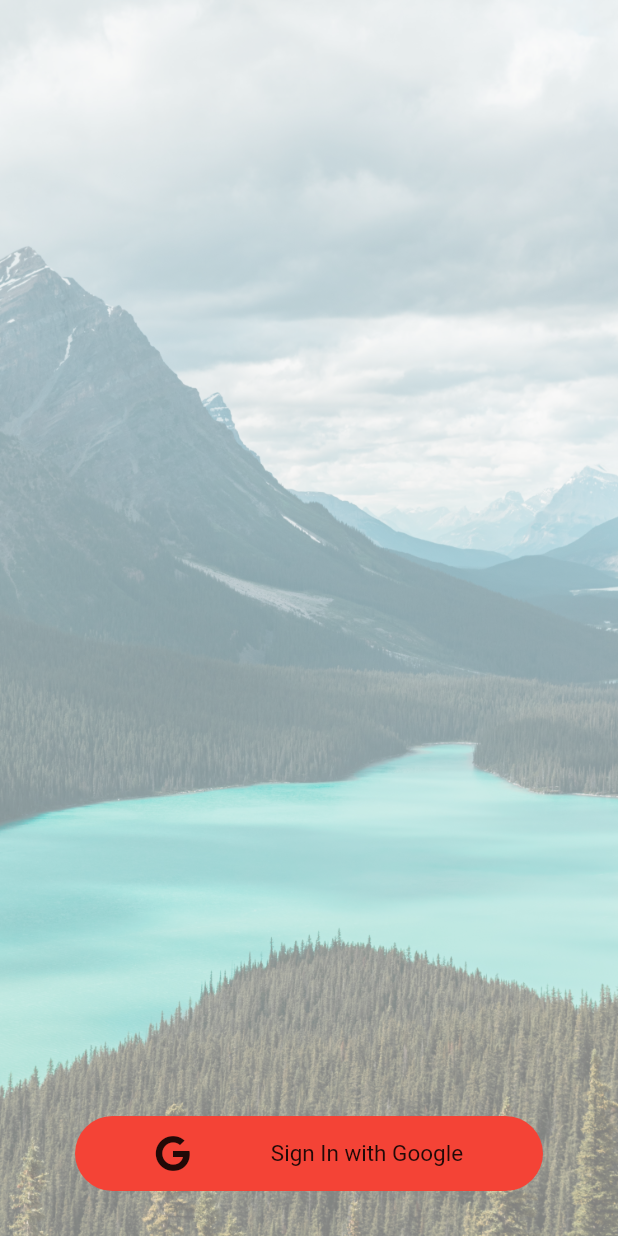
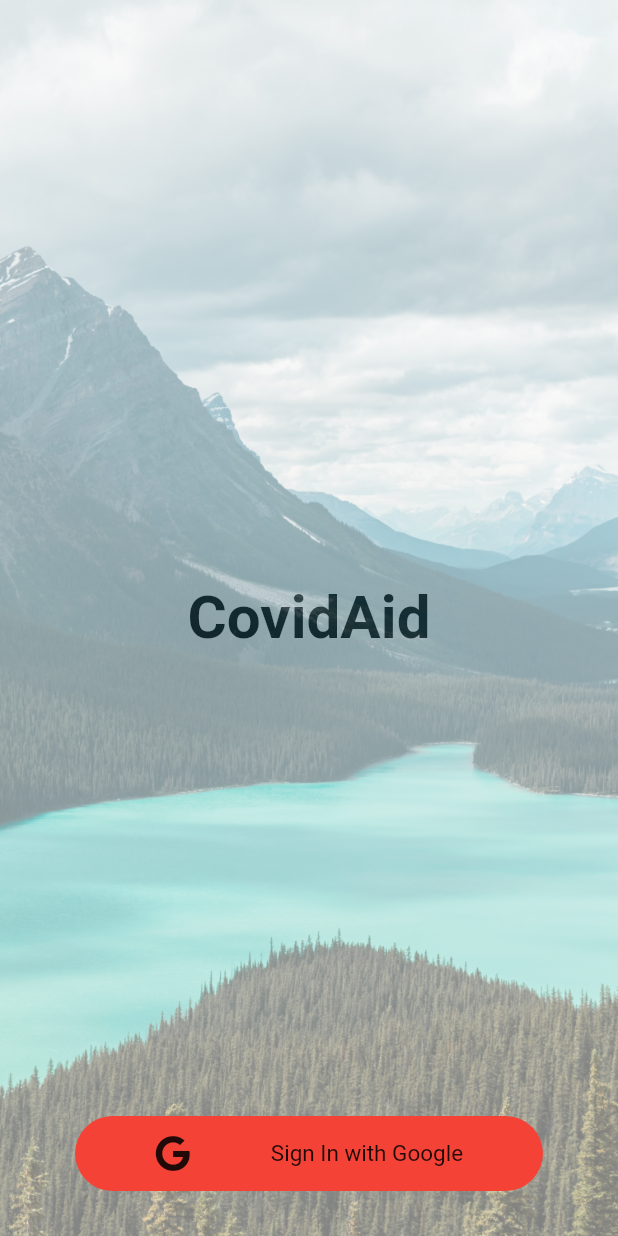
Before and after one commit to Android-Builds/Outliners-Healthcare-DevHacks, a Flutter app: the screen it shows after launch, on a phone screen of 412 x 824 dp. Run offline on Flutter 3.47's test engine with Material 2 defaults, Android fonts, the phone set to English and light mode, and no system bars; our stand-ins replace cloud_firestore, firebase_auth, font_awesome_flutter, google_sign_in, shared_preferences; missing offline and left inert: enum_to_string; accounts and stored records are empty.

```diff
--- a/Code/CovidAid/lib/main.dart
+++ b/Code/CovidAid/lib/main.dart
@@ -1,58 +1,17 @@
 import 'package:CovidAid/pages/google_signin.dart';
 import 'package:CovidAid/pages/home.dart';
-import 'package:firebase_auth/firebase_auth.dart';
 import 'package:flutter/material.dart';
+import 'package:shared_preferences/shared_preferences.dart';
 
-void main() => runApp(MyApp());
-
-class MyApp extends StatelessWidget {
-  @override
-  Widget build(BuildContext context) {
-    return MaterialApp(
-      debugShowCheckedModeBanner: false,
-      theme: ThemeData(
-        primarySwatch: Colors.indigo,
-      ),
-      home: Main()
-    );
-  }
+Future<void> main() async {
+  WidgetsFlutterBinding.ensureInitialized();
+  SharedPreferences prefs = await SharedPreferences.getInstance();
+  var rememberMe = prefs.getBool('rememberMe');
+  print(rememberMe);
+  runApp(MaterialApp(
+    debugShowCheckedModeBanner: false,
+    theme: ThemeData.light(),
+    home: rememberMe == null || rememberMe == false ? SignInScreen() : Homepage()
+    )
+  );
 }
-
-class Main extends StatefulWidget {
-  @override
-  _MainState createState() => _MainState();
-}
-
-class _MainState extends State<Main> {
-
-  final FirebaseAuth _auth = FirebaseAuth.instance;
-
-
-
-  @override
-  void initState() {
-    super.initState();
-  }
-
-  @override
-  Widget build(BuildContext context) {
-
-    // Awesome StreamBuilder
-
-    return StreamBuilder(
-      stream: _auth.onAuthStateChanged,
-      builder: (context, AsyncSnapshot<FirebaseUser> snapshot){
-        if(snapshot.hasData){
-          FirebaseUser user = snapshot.data;
-          if(user!=null){
-            return Homepage();
-          }
-          else{
-            return SignInScreen();
-          }
-        }
-        return SignInScreen();
-      },
-    );
-  }
-}
--- a/Code/CovidAid/lib/pages/google_signin.dart
+++ b/Code/CovidAid/lib/pages/google_signin.dart
@@ -4,6 +4,7 @@ import 'package:firebase_auth/firebase_auth.dart';
 import 'package:flutter/material.dart';
 import 'package:font_awesome_flutter/font_awesome_flutter.dart';
 import 'package:google_sign_in/google_sign_in.dart';
+import 'package:shared_preferences/shared_preferences.dart';
 
 class SignInScreen extends StatefulWidget {
   @override
@@ -34,6 +35,16 @@ class _SignInScreenState extends State<SignInScreen> {
         height: height,
         child: Stack(
           children: <Widget>[
+            Center(
+              child: Text(
+                'CovidAid',
+                style: TextStyle(
+                  fontSize: 40.0,
+                  color: Colors.black,
+                  fontWeight: FontWeight.bold
+                ),
+              ),
+            ),
             Container(
               decoration: BoxDecoration(
                   image: new DecorationImage(image: AssetImage("assets/mian.jpg"),colorFilter: ColorFilter.mode(Colors.black.withOpacity(0.5),
@@ -46,8 +57,10 @@ class _SignInScreenState extends State<SignInScreen> {
               right: 50,
               child: InkWell(
                 onTap: (){
-                  signIn().whenComplete(() {
-                    Navigator.push(context, MaterialPageRoute(builder: (context)=>Homepage()));
+                  signIn().whenComplete(() async {
+                    final prefs = await SharedPreferences.getInstance();
+                    prefs.setBool('rememberMe', true);
+                    Navigator.pushReplacement(context, MaterialPageRoute(builder: (context)=>Homepage()));
                   });
                 },
                 child: ClipRRect(
--- a/Code/CovidAid/pubspec.yaml
+++ b/Code/CovidAid/pubspec.yaml
@@ -35,6 +35,7 @@ dependencies:
   font_awesome_flutter: any
   google_sign_in: any
   enum_to_string: ^1.0.9
+  shared_preferences:
 
 dev_dependencies:
   flutter_test:
```
Also changed, not shown: Code/CovidAid/pubspec.lock.
